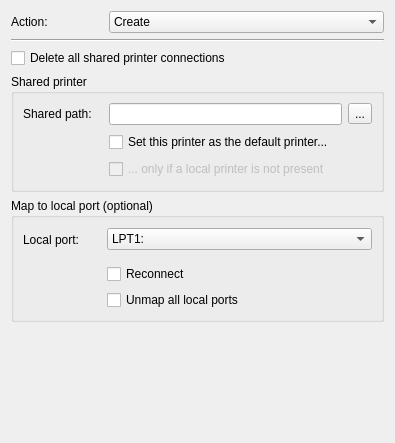
Before: the Qt Designer form src/apps/mvvm-folders/printers/sharedprinterwidget.ui in august-alt/policy-preferences-editor-prototype, drawn with Qt 5.
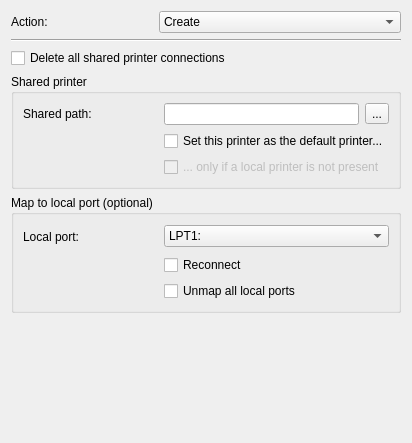
After: the same form once the commit is applied.

Patch:
```diff
--- a/src/apps/mvvm-folders/printers/sharedprinterwidget.ui
+++ b/src/apps/mvvm-folders/printers/sharedprinterwidget.ui
@@ -32,7 +32,7 @@
        </property>
        <property name="minimumSize">
         <size>
-         <width>92</width>
+         <width>142</width>
          <height>0</height>
         </size>
        </property>
@@ -124,7 +124,7 @@
         </property>
         <property name="minimumSize">
          <size>
-          <width>80</width>
+          <width>135</width>
           <height>0</height>
          </size>
         </property>
@@ -182,22 +182,6 @@
         </property>
        </widget>
       </item>
-      <item row="1" column="0" rowspan="2">
-       <spacer name="horizontalSpacer_2">
-        <property name="orientation">
-         <enum>Qt::Horizontal</enum>
-        </property>
-        <property name="sizeType">
-         <enum>QSizePolicy::Fixed</enum>
-        </property>
-        <property name="sizeHint" stdset="0">
-         <size>
-          <width>75</width>
-          <height>49</height>
-         </size>
-        </property>
-       </spacer>
-      </item>
      </layout>
     </widget>
    </item>
@@ -210,14 +194,14 @@
       <item row="0" column="0">
        <widget class="QLabel" name="localPortLabel">
         <property name="sizePolicy">
-         <sizepolicy hsizetype="Expanding" vsizetype="Fixed">
+         <sizepolicy hsizetype="Fixed" vsizetype="Fixed">
           <horstretch>0</horstretch>
           <verstretch>0</verstretch>
          </sizepolicy>
         </property>
         <property name="minimumSize">
          <size>
-          <width>50</width>
+          <width>135</width>
           <height>25</height>
          </size>
         </property>
@@ -259,36 +243,20 @@
         </item>
        </widget>
       </item>
-      <item row="3" column="1">
+      <item row="2" column="1">
        <widget class="QCheckBox" name="unmapCheckBox">
         <property name="text">
          <string>Unmap all local ports</string>
         </property>
        </widget>
       </item>
-      <item row="2" column="1">
+      <item row="1" column="1">
        <widget class="QCheckBox" name="reconnectCheckBox">
         <property name="text">
          <string>Reconnect</string>
         </property>
        </widget>
       </item>
-      <item row="1" column="0" rowspan="3">
-       <spacer name="horizontalSpacer_3">
-        <property name="orientation">
-         <enum>Qt::Horizontal</enum>
-        </property>
-        <property name="sizeType">
-         <enum>QSizePolicy::Fixed</enum>
-        </property>
-        <property name="sizeHint" stdset="0">
-         <size>
-          <width>78</width>
-          <height>50</height>
-         </size>
-        </property>
-       </spacer>
-      </item>
      </layout>
     </widget>
    </item>
```
